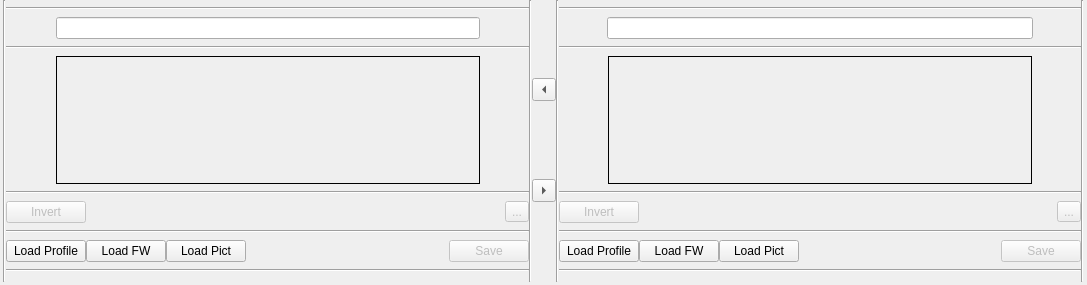
This is companion/src/customizesplashdialog.ui in opentx/opentx as Qt 5 draws it before an edit. The edited form follows.
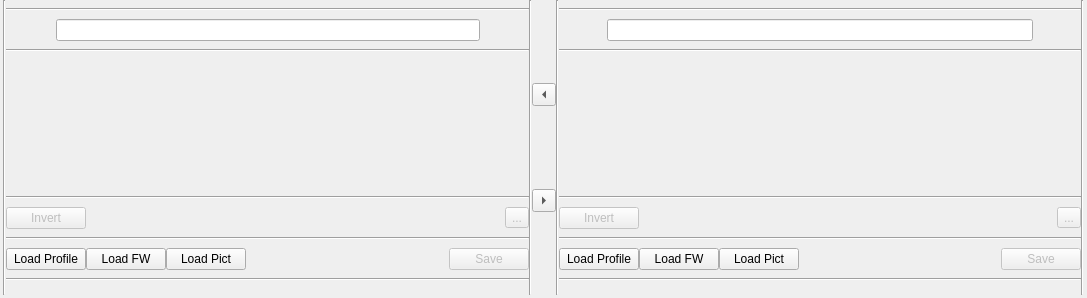
This is the edited form.

```diff
--- a/companion/src/customizesplashdialog.ui
+++ b/companion/src/customizesplashdialog.ui
@@ -10,7 +10,7 @@
     <x>0</x>
     <y>0</y>
     <width>1087</width>
-    <height>285</height>
+    <height>298</height>
    </rect>
   </property>
   <property name="sizePolicy">
@@ -165,6 +165,9 @@
            <property name="frameShadow">
             <enum>QFrame::Plain</enum>
            </property>
+           <property name="lineWidth">
+            <number>0</number>
+           </property>
            <property name="text">
             <string/>
            </property>
@@ -470,6 +473,9 @@
            <property name="frameShadow">
             <enum>QFrame::Plain</enum>
            </property>
+           <property name="lineWidth">
+            <number>0</number>
+           </property>
            <property name="text">
             <string/>
            </property>
```
